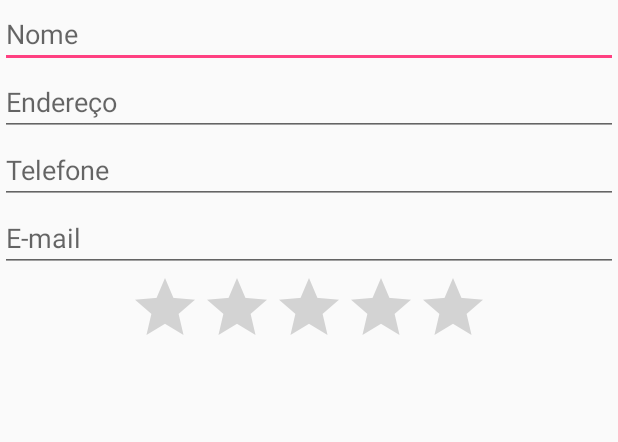
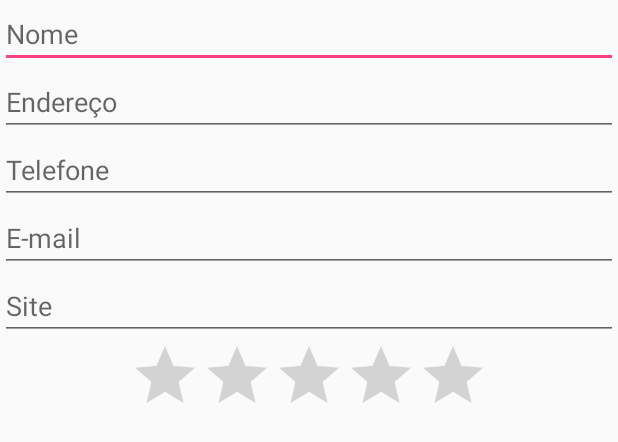
Before and after one commit to ipipsilva/AgendaAndroid, an Android app: the layout activity_formulario.xml on its own in the app's theme, with its tools: preview values and no code run, on a phone screen of 412 x 824 dp. Shown: the top 442 px of the screen. Run offline under Robolectric (Android 15) with nearby library versions, the phone set to English and light mode, and no system bars.

Commit message:
Correção de bugs do primeiro modulo

```diff
--- a/app/src/main/AndroidManifest.xml
+++ b/app/src/main/AndroidManifest.xml
@@ -16,7 +16,6 @@
             </intent-filter>
         </activity>
         <activity android:name=".FormularioActivity">
-
         </activity>
     </application>
 
--- a/app/src/main/java/br/com/mobilidade/agenda/FormularioActivity.java
+++ b/app/src/main/java/br/com/mobilidade/agenda/FormularioActivity.java
@@ -26,7 +26,10 @@ public class FormularioActivity extends AppCompatActivity {
         formularioHelper = new FormularioHelper(this);
         Intent intent = getIntent();
         Aluno aluno = (Aluno) intent.getSerializableExtra("aluno");
-        formularioHelper.preencheFormulario(aluno);
+
+        if(null != aluno){
+            formularioHelper.preencheFormulario(aluno);
+        }
     }
 
     @Override
--- a/app/src/main/java/br/com/mobilidade/agenda/FormularioHelper.java
+++ b/app/src/main/java/br/com/mobilidade/agenda/FormularioHelper.java
@@ -15,6 +15,7 @@ public class FormularioHelper {
     private final EditText endereco;
     private final EditText telefone;
     private final EditText email;
+    private final EditText site;
     private final RatingBar nota;
 
     private Aluno aluno;
@@ -25,6 +26,7 @@ public class FormularioHelper {
          endereco = (EditText) activity.findViewById(R.id.formulario_endereco);
          telefone = (EditText) activity.findViewById(R.id.formulario_telefone);
          email = (EditText) activity.findViewById(R.id.formulario_email);
+         site = (EditText) activity.findViewById(R.id.formulario_site);
          nota = (RatingBar) activity.findViewById(R.id.formulario_nota);
          aluno = new Aluno();
     }
@@ -34,6 +36,7 @@ public class FormularioHelper {
         aluno.setEndereco(endereco.getText().toString());
         aluno.setTelefone(telefone.getText().toString());
         aluno.setEmail(email.getText().toString());
+        aluno.setSite(site.getText().toString());
         aluno.setNota(Double.valueOf(nota.getProgress()));
         return aluno;
     }
@@ -43,6 +46,7 @@ public class FormularioHelper {
         endereco.setText(aluno.getEndereco());
         telefone.setText(aluno.getTelefone());
         email.setText(aluno.getEmail());
+        site.setText(aluno.getSite());
         nota.setProgress(aluno.getNota().intValue());
         this.aluno = aluno;
     }
--- a/app/src/main/java/br/com/mobilidade/agenda/dao/AlunoDAO.java
+++ b/app/src/main/java/br/com/mobilidade/agenda/dao/AlunoDAO.java
@@ -24,7 +24,7 @@ public class AlunoDAO extends SQLiteOpenHelper {
 
     @Override
     public void onCreate(SQLiteDatabase db) {
-        String sql = "CREATE TABLE Alunos (id INTEGER PRIMARY KEY, nome TEXT NOT NULL, endereco TEXT NOT NULL, telefone TEXT, email TEXT, nota REAL);";
+        String sql = "CREATE TABLE Alunos (id INTEGER PRIMARY KEY, nome TEXT NOT NULL, endereco TEXT NOT NULL, telefone TEXT, email TEXT, site TEXT, nota REAL);";
         db.execSQL(sql);
     }
 
@@ -51,6 +51,7 @@ public class AlunoDAO extends SQLiteOpenHelper {
         dados.put("endereco", aluno.getEndereco());
         dados.put("telefone", aluno.getTelefone());
         dados.put("email", aluno.getEmail());
+        dados.put("site", aluno.getSite());
         dados.put("nota", aluno.getNota());
         return dados;
     }
@@ -69,6 +70,7 @@ public class AlunoDAO extends SQLiteOpenHelper {
             aluno.setEndereco(cursor.getString(cursor.getColumnIndex("endereco")));
             aluno.setTelefone(cursor.getString(cursor.getColumnIndex("telefone")));
             aluno.setEmail(cursor.getString(cursor.getColumnIndex("email")));
+            aluno.setSite(cursor.getString(cursor.getColumnIndex("site")));
             aluno.setNota(cursor.getDouble(cursor.getColumnIndex("nota")));
 
             listaAlunos.add(aluno);
--- a/app/src/main/res/layout/activity_formulario.xml
+++ b/app/src/main/res/layout/activity_formulario.xml
@@ -34,6 +34,12 @@
             android:layout_width="match_parent"
             android:layout_height="wrap_content" />
 
+        <EditText
+            android:id="@+id/formulario_site"
+            android:hint="Site"
+            android:layout_width="match_parent"
+            android:layout_height="wrap_content" />
+
         <RatingBar
             android:id="@+id/formulario_nota"
             android:layout_width="wrap_content"
```
Also changed, not shown: app/src/main/java/br/com/mobilidade/agenda/modelo/Aluno.java (+9 -0 lines).
